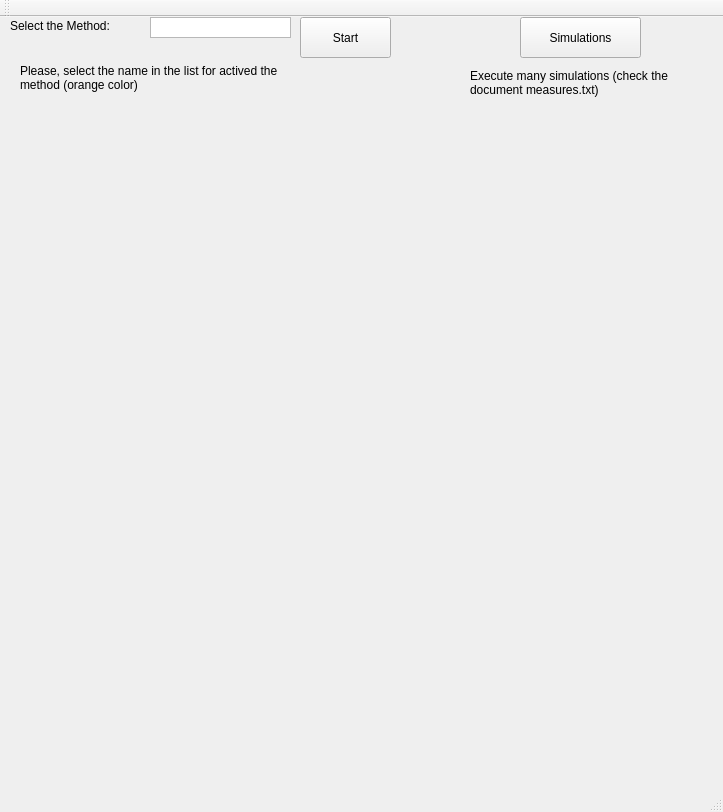
Zapotecatl/Traffic-Light, file QtTrafficLights/mainwindow.ui: the form before one commit.
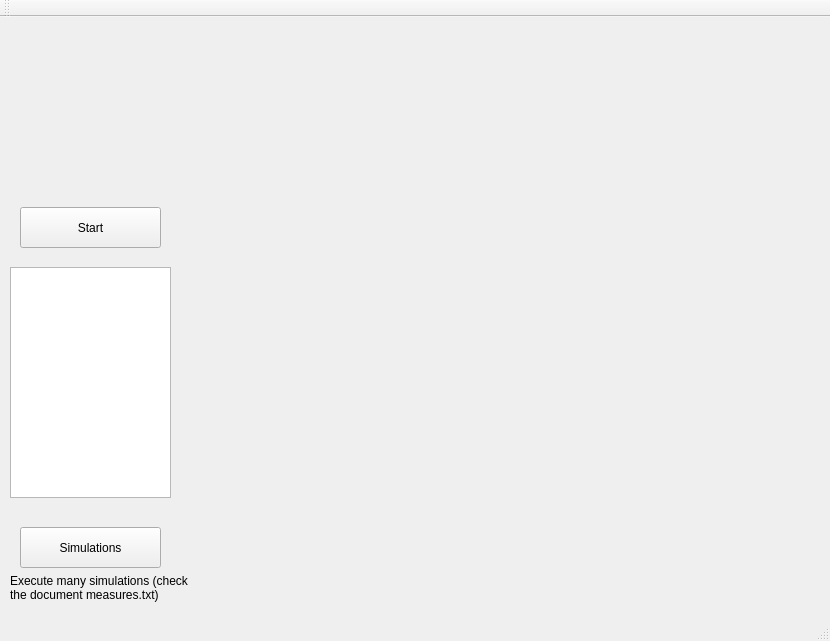
The form after the commit. Icons and pictures are not drawn.

```diff
--- a/QtTrafficLights/mainwindow.ui
+++ b/QtTrafficLights/mainwindow.ui
@@ -6,8 +6,8 @@
    <rect>
     <x>0</x>
     <y>0</y>
-    <width>723</width>
-    <height>812</height>
+    <width>830</width>
+    <height>641</height>
    </rect>
   </property>
   <property name="windowTitle">
@@ -20,9 +20,9 @@
     </property>
     <property name="geometry">
      <rect>
-      <x>300</x>
-      <y>0</y>
-      <width>91</width>
+      <x>20</x>
+      <y>190</y>
+      <width>141</width>
       <height>41</height>
      </rect>
     </property>
@@ -30,38 +30,12 @@
      <string>Start</string>
     </property>
    </widget>
-   <widget class="QListWidget" name="NameMethod">
-    <property name="geometry">
-     <rect>
-      <x>150</x>
-      <y>0</y>
-      <width>141</width>
-      <height>21</height>
-     </rect>
-    </property>
-    <property name="selectionBehavior">
-     <enum>QAbstractItemView::SelectItems</enum>
-    </property>
-   </widget>
-   <widget class="QLabel" name="label">
-    <property name="geometry">
-     <rect>
-      <x>10</x>
-      <y>0</y>
-      <width>161</width>
-      <height>17</height>
-     </rect>
-    </property>
-    <property name="text">
-     <string>Select the Method:</string>
-    </property>
-   </widget>
    <widget class="QPushButton" name="Experiment">
     <property name="geometry">
      <rect>
-      <x>520</x>
-      <y>0</y>
-      <width>121</width>
+      <x>20</x>
+      <y>510</y>
+      <width>141</width>
       <height>41</height>
      </rect>
     </property>
@@ -69,29 +43,13 @@
      <string>Simulations</string>
     </property>
    </widget>
-   <widget class="QLabel" name="label_2">
-    <property name="geometry">
-     <rect>
-      <x>20</x>
-      <y>30</y>
-      <width>271</width>
-      <height>61</height>
-     </rect>
-    </property>
-    <property name="text">
-     <string>Please, select the name in the list for actived the method (orange color)</string>
-    </property>
-    <property name="wordWrap">
-     <bool>true</bool>
-    </property>
-   </widget>
    <widget class="QLabel" name="label_3">
     <property name="geometry">
      <rect>
-      <x>470</x>
-      <y>40</y>
-      <width>231</width>
-      <height>51</height>
+      <x>10</x>
+      <y>550</y>
+      <width>181</width>
+      <height>41</height>
      </rect>
     </property>
     <property name="text">
@@ -101,6 +59,35 @@
      <bool>true</bool>
     </property>
    </widget>
+   <widget class="QLabel" name="lb_logo">
+    <property name="geometry">
+     <rect>
+      <x>20</x>
+      <y>20</y>
+      <width>131</width>
+      <height>141</height>
+     </rect>
+    </property>
+    <property name="text">
+     <string/>
+    </property>
+    <property name="pixmap">
+     <pixmap resource="imagenes.qrc">:/logoUNAM.jpg</pixmap>
+    </property>
+    <property name="scaledContents">
+     <bool>true</bool>
+    </property>
+   </widget>
+   <widget class="QTextBrowser" name="txt_info">
+    <property name="geometry">
+     <rect>
+      <x>10</x>
+      <y>250</y>
+      <width>161</width>
+      <height>231</height>
+     </rect>
+    </property>
+   </widget>
    <zorder>label_3</zorder>
    <zorder>pBInicia</zorder>
    <zorder>NameMethod</zorder>
```
Left out of the diff: 13 changed lines with no effect on the pictures.
